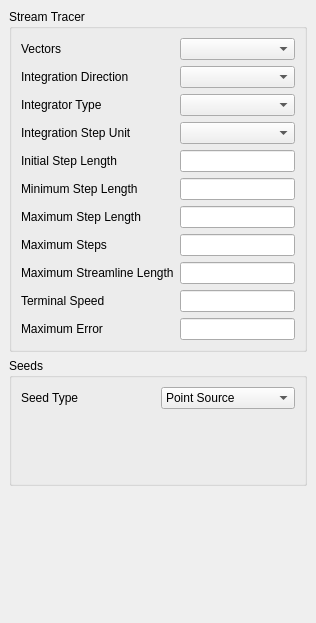
Qt form Qt/Components/Resources/UI/pqStreamTracerPanel.ui (wildmichael/ParaView3-enhancements-old) before a commit.
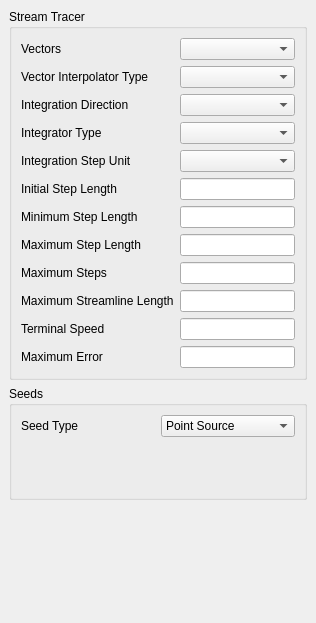
The same form after that commit. Custom widgets are drawn as their Qt base class.

Diff of the .ui file:
```diff
--- a/Qt/Components/Resources/UI/pqStreamTracerPanel.ui
+++ b/Qt/Components/Resources/UI/pqStreamTracerPanel.ui
@@ -65,17 +65,17 @@
       <item row="0" column="1" >
        <widget class="QComboBox" name="SelectInputVectors" />
       </item>
-      <item row="3" column="0" >
+      <item row="4" column="0" >
        <widget class="QLabel" name="label_12" >
         <property name="text" >
          <string>Integration Step Unit</string>
         </property>
        </widget>
       </item>
-      <item row="3" column="1" >
+      <item row="4" column="1" >
        <widget class="QComboBox" name="IntegrationStepUnit" />
       </item>
-      <item row="4" column="0" >
+      <item row="5" column="0" >
        <widget class="QLabel" name="label_2" >
         <property name="text" >
          <string>Initial Step Length</string>
@@ -85,30 +85,30 @@
         </property>
        </widget>
       </item>
-      <item row="4" column="1" >
+      <item row="5" column="1" >
        <widget class="QLineEdit" name="InitialIntegrationStep" />
       </item>
-      <item row="8" column="0" >
+      <item row="9" column="0" >
        <widget class="QLabel" name="label_4" >
         <property name="text" >
          <string>Maximum Steps</string>
         </property>
        </widget>
       </item>
-      <item row="8" column="1" >
+      <item row="9" column="1" >
        <widget class="QLineEdit" name="MaximumNumberOfSteps" />
       </item>
-      <item row="10" column="0" >
+      <item row="11" column="0" >
        <widget class="QLabel" name="label_5" >
         <property name="text" >
          <string>Terminal Speed</string>
         </property>
        </widget>
       </item>
-      <item row="10" column="1" >
+      <item row="11" column="1" >
        <widget class="QLineEdit" name="TerminalSpeed" />
       </item>
-      <item row="13" column="0" >
+      <item row="14" column="0" >
        <widget class="QLabel" name="label_8" >
         <property name="text" >
          <string>Maximum Error</string>
@@ -118,59 +118,69 @@
         </property>
        </widget>
       </item>
-      <item row="13" column="1" >
+      <item row="14" column="1" >
        <widget class="QLineEdit" name="MaximumError" />
       </item>
-      <item row="5" column="0" >
+      <item row="6" column="0" >
        <widget class="QLabel" name="label_9" >
         <property name="text" >
          <string>Minimum Step Length</string>
         </property>
        </widget>
       </item>
-      <item row="5" column="1" >
+      <item row="6" column="1" >
        <widget class="QLineEdit" name="MinimumIntegrationStep" />
       </item>
-      <item row="6" column="0" >
+      <item row="7" column="0" >
        <widget class="QLabel" name="label_10" >
         <property name="text" >
          <string>Maximum Step Length</string>
         </property>
        </widget>
       </item>
-      <item row="6" column="1" >
+      <item row="7" column="1" >
        <widget class="QLineEdit" name="MaximumIntegrationStep" />
       </item>
-      <item row="2" column="0" >
+      <item row="3" column="0" >
        <widget class="QLabel" name="label_6" >
         <property name="text" >
          <string>Integrator Type</string>
         </property>
        </widget>
       </item>
-      <item row="2" column="1" >
+      <item row="3" column="1" >
        <widget class="QComboBox" name="IntegratorType" />
       </item>
-      <item row="9" column="1" >
+      <item row="10" column="1" >
        <widget class="QLineEdit" name="MaximumPropagation" />
       </item>
-      <item row="9" column="0" >
+      <item row="10" column="0" >
        <widget class="QLabel" name="label" >
         <property name="text" >
          <string>Maximum Streamline Length</string>
         </property>
        </widget>
       </item>
-      <item row="1" column="1" >
+      <item row="2" column="1" >
        <widget class="QComboBox" name="IntegrationDirection" />
       </item>
-      <item row="1" column="0" >
+      <item row="2" column="0" >
        <widget class="QLabel" name="label_3" >
         <property name="text" >
          <string>Integration Direction</string>
         </property>
        </widget>
       </item>
+      <item row="1" column="0" >
+       <widget class="QLabel" name="label_13" >
+        <property name="text" >
+         <string>Vector Interpolator Type</string>
+        </property>
+       </widget>
+      </item>
+      <item row="1" column="1" >
+       <widget class="QComboBox" name="InterpolatorType" />
+      </item>
      </layout>
     </widget>
    </item>
```
